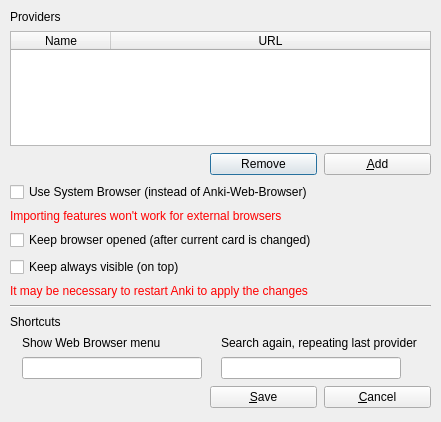
ssricardo/anki-plugins, file anki-web-browser/src/config_view.ui: the form before one commit.
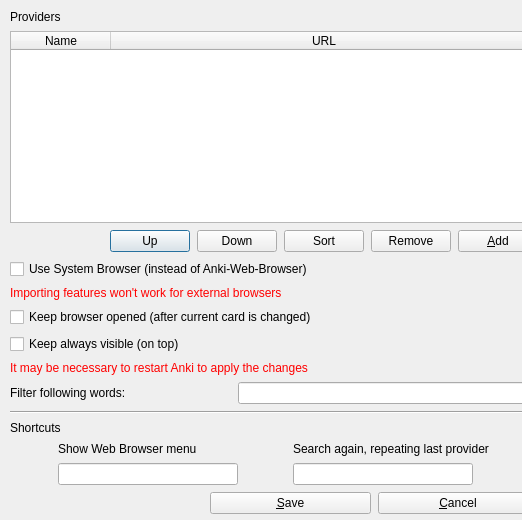
The form after the commit.

```diff
--- a/anki-web-browser/src/config_view.ui
+++ b/anki-web-browser/src/config_view.ui
@@ -9,12 +9,12 @@
    <rect>
     <x>0</x>
     <y>0</y>
-    <width>441</width>
-    <height>422</height>
+    <width>522</width>
+    <height>520</height>
    </rect>
   </property>
   <property name="sizePolicy">
-   <sizepolicy hsizetype="Expanding" vsizetype="Expanding">
+   <sizepolicy hsizetype="Fixed" vsizetype="Fixed">
     <horstretch>1</horstretch>
     <verstretch>1</verstretch>
    </sizepolicy>
@@ -48,12 +48,12 @@
     <rect>
      <x>0</x>
      <y>0</y>
-     <width>445</width>
-     <height>440</height>
+     <width>531</width>
+     <height>521</height>
     </rect>
    </property>
    <property name="sizePolicy">
-    <sizepolicy hsizetype="Expanding" vsizetype="Expanding">
+    <sizepolicy hsizetype="Preferred" vsizetype="Preferred">
      <horstretch>1</horstretch>
      <verstretch>1</verstretch>
     </sizepolicy>
@@ -66,16 +66,16 @@
      <rect>
       <x>0</x>
       <y>0</y>
-      <width>441</width>
-      <height>418</height>
+      <width>520</width>
+      <height>517</height>
      </rect>
     </property>
-    <layout class="QVBoxLayout" name="verticalLayout" stretch="0,1,0,0,0,0,0,0,0,0,0,0">
+    <layout class="QVBoxLayout" name="verticalLayout">
      <property name="spacing">
       <number>7</number>
      </property>
      <property name="sizeConstraint">
-      <enum>QLayout::SetDefaultConstraint</enum>
+      <enum>QLayout::SetFixedSize</enum>
      </property>
      <property name="leftMargin">
       <number>10</number>
@@ -137,7 +137,7 @@
      <item>
       <layout class="QHBoxLayout" name="horizontalLayout">
        <property name="leftMargin">
-        <number>200</number>
+        <number>100</number>
        </property>
        <property name="topMargin">
         <number>0</number>
@@ -148,6 +148,27 @@
        <property name="bottomMargin">
         <number>0</number>
        </property>
+       <item>
+        <widget class="QPushButton" name="btProviderUp">
+         <property name="text">
+          <string>Up</string>
+         </property>
+        </widget>
+       </item>
+       <item>
+        <widget class="QPushButton" name="btProviderDown">
+         <property name="text">
+          <string>Down</string>
+         </property>
+        </widget>
+       </item>
+       <item>
+        <widget class="QPushButton" name="btSortProvider">
+         <property name="text">
+          <string>Sort</string>
+         </property>
+        </widget>
+       </item>
        <item>
         <widget class="QPushButton" name="btRemove">
          <property name="text">
@@ -209,6 +230,27 @@
        </property>
       </widget>
      </item>
+     <item>
+      <layout class="QHBoxLayout" name="horizontalLayout_2">
+       <item>
+        <widget class="QLabel" name="lbWordFilter">
+         <property name="text">
+          <string>Filter following words: </string>
+         </property>
+        </widget>
+       </item>
+       <item>
+        <widget class="QLineEdit" name="teWordFilter">
+         <property name="maximumSize">
+          <size>
+           <width>300</width>
+           <height>16777215</height>
+          </size>
+         </property>
+        </widget>
+       </item>
+      </layout>
+     </item>
      <item>
       <widget class="Line" name="line">
        <property name="sizePolicy">
```
